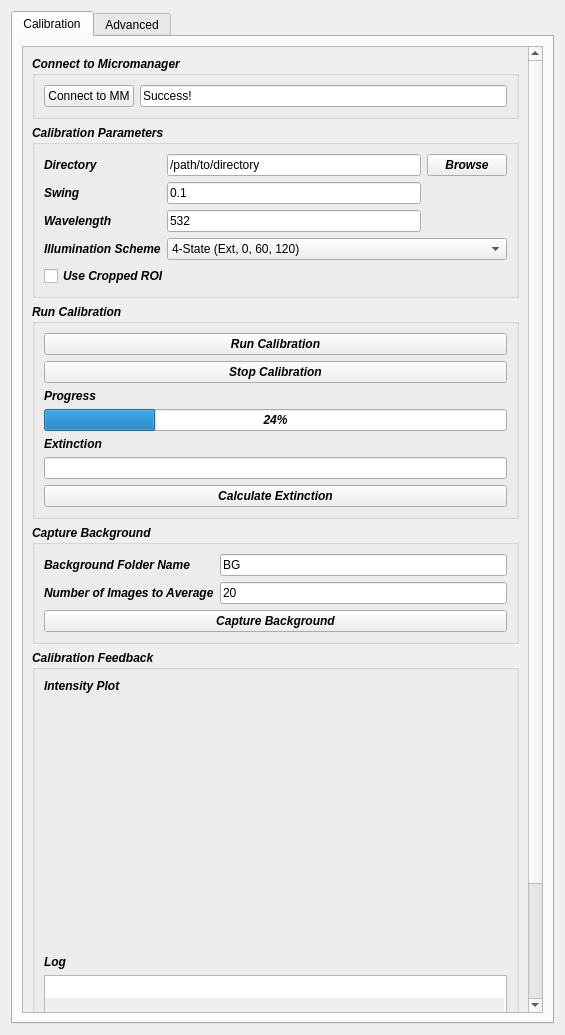
mehta-lab/waveorder, file recOrder/plugin/qtdesigner/recOrder_calibration_v5.ui: the form before one commit.
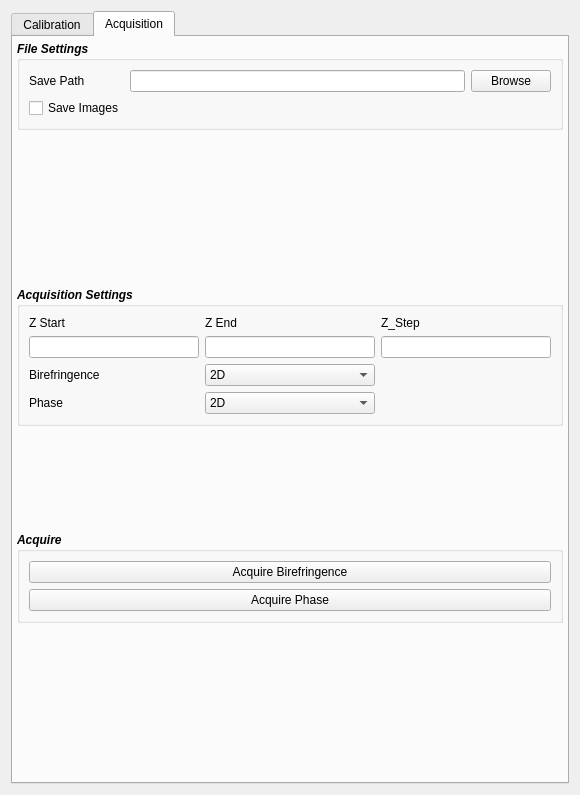
The form after the commit. The open tabs and pages were chosen to show the change. Custom widgets are drawn as their Qt base class.

Commit message: update gui, add acquisition tab

Diff of the .ui file:
```diff
--- a/recOrder/plugin/qtdesigner/recOrder_calibration_v5.ui
+++ b/recOrder/plugin/qtdesigner/recOrder_calibration_v5.ui
@@ -6,16 +6,56 @@
    <rect>
     <x>0</x>
     <y>0</y>
-    <width>565</width>
-    <height>1035</height>
+    <width>580</width>
+    <height>795</height>
    </rect>
   </property>
+  <property name="sizePolicy">
+   <sizepolicy hsizetype="Preferred" vsizetype="Preferred">
+    <horstretch>0</horstretch>
+    <verstretch>0</verstretch>
+   </sizepolicy>
+  </property>
+  <property name="minimumSize">
+   <size>
+    <width>0</width>
+    <height>0</height>
+   </size>
+  </property>
   <property name="windowTitle">
    <string>Form</string>
   </property>
+  <property name="layoutDirection">
+   <enum>Qt::LeftToRight</enum>
+  </property>
   <layout class="QGridLayout" name="gridLayout_4">
    <item row="0" column="0">
     <widget class="QTabWidget" name="tabWidget">
+     <property name="sizePolicy">
+      <sizepolicy hsizetype="Preferred" vsizetype="Preferred">
+       <horstretch>0</horstretch>
+       <verstretch>0</verstretch>
+      </sizepolicy>
+     </property>
+     <property name="minimumSize">
+      <size>
+       <width>0</width>
+       <height>0</height>
+      </size>
+     </property>
+     <property name="baseSize">
+      <size>
+       <width>0</width>
+       <height>0</height>
+      </size>
+     </property>
+     <property name="font">
+      <font>
+       <weight>50</weight>
+       <italic>false</italic>
+       <bold>false</bold>
+      </font>
+     </property>
      <property name="tabPosition">
       <enum>QTabWidget::North</enum>
      </property>
@@ -25,11 +65,47 @@
      <property name="elideMode">
       <enum>Qt::ElideRight</enum>
      </property>
-     <widget class="QWidget" name="tab">
+     <property name="usesScrollButtons">
+      <bool>false</bool>
+     </property>
+     <property name="tabsClosable">
+      <bool>false</bool>
+     </property>
+     <property name="movable">
+      <bool>false</bool>
+     </property>
+     <widget class="QWidget" name="Calibration">
+      <property name="sizePolicy">
+       <sizepolicy hsizetype="Preferred" vsizetype="Minimum">
+        <horstretch>0</horstretch>
+        <verstretch>0</verstretch>
+       </sizepolicy>
+      </property>
+      <property name="minimumSize">
+       <size>
+        <width>0</width>
+        <height>0</height>
+       </size>
+      </property>
       <attribute name="title">
        <string>Calibration</string>
       </attribute>
       <layout class="QGridLayout" name="gridLayout_5">
+       <property name="sizeConstraint">
+        <enum>QLayout::SetDefaultConstraint</enum>
+       </property>
+       <property name="leftMargin">
+        <number>4</number>
+       </property>
+       <property name="topMargin">
+        <number>4</number>
+       </property>
+       <property name="rightMargin">
+        <number>4</number>
+       </property>
+       <property name="bottomMargin">
+        <number>4</number>
+       </property>
        <item row="0" column="0">
         <widget class="QScrollArea" name="scrollArea">
          <property name="widgetResizable">
@@ -40,11 +116,215 @@
            <rect>
             <x>0</x>
             <y>0</y>
-            <width>493</width>
-            <height>1173</height>
+            <width>540</width>
+            <height>1041</height>
            </rect>
           </property>
           <layout class="QGridLayout" name="gridLayout">
+           <property name="leftMargin">
+            <number>4</number>
+           </property>
+           <property name="topMargin">
+            <number>4</number>
+           </property>
+           <property name="rightMargin">
+            <number>4</number>
+           </property>
+           <property name="bottomMargin">
+            <number>4</number>
+           </property>
+           <item row="6" column="0">
+            <widget class="QTabWidget" name="tabWidget_2">
+             <property name="sizePolicy">
+              <sizepolicy hsizetype="Minimum" vsizetype="Minimum">
+               <horstretch>0</horstretch>
+               <verstretch>0</verstretch>
+              </sizepolicy>
+             </property>
+             <property name="font">
+              <font>
+               <weight>50</weight>
+               <italic>false</italic>
+               <bold>false</bold>
+              </font>
+             </property>
+             <property name="currentIndex">
+              <number>0</number>
+             </property>
+             <widget class="QWidget" name="tab_plot">
+              <attribute name="title">
+               <string>Plot</string>
+              </attribute>
+              <layout class="QVBoxLayout" name="verticalLayout_4">
+               <item>
+                <widget class="QScrollArea" name="scrollArea_3">
+                 <property name="widgetResizable">
+                  <bool>true</bool>
+                 </property>
+                 <widget class="QWidget" name="scrollAreaWidgetContents_3">
+                  <property name="geometry">
+                   <rect>
+                    <x>0</x>
+                    <y>0</y>
+                    <width>500</width>
+                    <height>300</height>
+                   </rect>
+                  </property>
+                  <layout class="QVBoxLayout" name="verticalLayout_6">
+                   <item>
+                    <widget class="QLabel" name="label_inten_plot">
+                     <property name="text">
+                      <string>Intensity Plot</string>
+                     </property>
+                    </widget>
+                   </item>
+                   <item>
+                    <widget class="PlotWidget" name="plot_widget" native="true">
+                     <property name="minimumSize">
+                      <size>
+                       <width>0</width>
+                       <height>250</height>
+                      </size>
+                     </property>
+                    </widget>
+                   </item>
+                  </layout>
+                 </widget>
+                </widget>
+               </item>
+              </layout>
+             </widget>
+             <widget class="QWidget" name="tab_advanced">
+              <attribute name="title">
+               <string>Advanced</string>
+              </attribute>
+              <layout class="QVBoxLayout" name="verticalLayout_3">
+               <item>
+                <widget class="QScrollArea" name="scrollArea_2">
+                 <property name="sizePolicy">
+                  <sizepolicy hsizetype="Preferred" vsizetype="Preferred">
+                   <horstretch>0</horstretch>
+                   <verstretch>0</verstretch>
+                  </sizepolicy>
+                 </property>
+                 <property name="widgetResizable">
+                  <bool>true</bool>
+                 </property>
+                 <widget class="QWidget" name="scrollAreaWidgetContents_2">
+                  <property name="geometry">
+                   <rect>
+                    <x>0</x>
+                    <y>0</y>
+                    <width>500</width>
+                    <height>300</height>
+                   </rect>
+                  </property>
+                  <layout class="QVBoxLayout" name="verticalLayout_5">
+                   <item>
+                    <widget class="QLabel" name="label_loglevel">
+                     <property name="text">
+                      <string>Log Level</string>
+                     </property>
+                    </widget>
+                   </item>
+                   <item>
+                    <widget class="QComboBox" name="cb_loglevel">
+                     <property name="currentIndex">
+                      <number>0</number>
+                     </property>
+                     <property name="maxVisibleItems">
+                      <number>2</number>
+                     </property>
+                     <item>
+                      <property name="text">
+                       <string>Basic</string>
+                      </property>
+                     </item>
+                     <item>
+                      <property name="text">
+                       <string>Debug</string>
+                      </property>
+                     </item>
+                    </widget>
+                   </item>
+                   <item>
+                    <widget class="QLabel" name="label_log">
+                     <property name="text">
+                      <string>Log</string>
+                     </property>
+                    </widget>
+                   </item>
+                   <item>
+                    <widget class="QPlainTextEdit" name="te_log">
+                     <property name="minimumSize">
+                      <size>
+                       <width>0</width>
+                       <height>150</height>
+                      </size>
+                     </property>
+                     <property name="lineWidth">
+                      <number>1</number>
+                     </property>
+                     <property name="readOnly">
+                      <bool>true</bool>
+                     </property>
+                     <property name="backgroundVisible">
+                      <bool>true</bool>
+                     </property>
+                    </widget>
+                   </item>
+                  </layout>
+                 </widget>
+                </widget>
+               </item>
+              </layout>
+             </widget>
+            </widget>
+           </item>
+           <item row="0" column="0" rowspan="3">
+            <widget class="QGroupBox" name="connect_to_micromanager">
+             <property name="font">
+              <font>
+               <weight>75</weight>
+               <italic>true</italic>
+               <bold>true</bold>
+              </font>
+             </property>
+             <property name="title">
+              <string>Connect to Micromanager</string>
+             </property>
+             <layout class="QHBoxLayout" name="horizontalLayout">
+              <item>
+               <widget class="QPushButton" name="qbutton_mm_connect">
+                <property name="font">
+                 <font>
+                  <weight>50</weight>
+                  <italic>false</italic>
+                  <bold>false</bold>
+                 </font>
+                </property>
+                <property name="text">
+                 <string>Connect to MM</string>
+                </property>
+               </widget>
+              </item>
+              <item>
+               <widget class="QLineEdit" name="le_mm_status">
+                <property name="font">
+                 <font>
+                  <weight>50</weight>
+                  <italic>false</italic>
+                  <bold>false</bold>
+                 </font>
+                </property>
+                <property name="text">
+                 <string>Success!</string>
+                </property>
+               </widget>
+              </item>
+             </layout>
+            </widget>
+           </item>
            <item row="3" column="0">
             <widget class="QGroupBox" name="calib_params">
              <property name="font">
@@ -60,6 +340,13 @@
              <layout class="QGridLayout" name="gridLayout_2">
               <item row="0" column="0">
                <widget class="QLabel" name="label_dir">
+                <property name="font">
+                 <font>
+                  <weight>50</weight>
+                  <italic>false</italic>
+                  <bold>false</bold>
+                 </font>
+                </property>
                 <property name="text">
                  <string>Directory</string>
                 </property>
@@ -67,6 +354,13 @@
               </item>
               <item row="2" column="0">
                <widget class="QLabel" name="label_swing">
+                <property name="font">
+                 <font>
+                  <weight>50</weight>
+                  <italic>false</italic>
+                  <bold>false</bold>
+                 </font>
+                </property>
                 <property name="text">
                  <string>Swing</string>
                 </property>
@@ -74,6 +368,13 @@
               </item>
               <item row="3" column="0">
                <widget class="QLabel" name="label_wavelength">
+                <property name="font">
+                 <font>
+                  <weight>50</weight>
+                  <italic>false</italic>
+                  <bold>false</bold>
+                 </font>
+                </property>
                 <property name="text">
                  <string>Wavelength</string>
                 </property>
@@ -81,6 +382,13 @@
               </item>
               <item row="4" column="0">
                <widget class="QLabel" name="label_scheme">
+                <property name="font">
+                 <font>
+                  <weight>50</weight>
+                  <italic>false</italic>
+                  <bold>false</bold>
+                 </font>
+                </property>
                 <property name="text">
                  <string>Illumination Scheme</string>
                 </property>
@@ -88,6 +396,13 @@
               </item>
               <item row="5" column="0" colspan="2">
                <widget class="QCheckBox" name="chb_use_roi">
+                <property name="font">
+                 <font>
+                  <weight>50</weight>
+                  <italic>false</italic>
+                  <bold>false</bold>
+                 </font>
+                </property>
                 <property name="text">
                  <string>Use Cropped ROI</string>
                 </property>
@@ -123,6 +438,13 @@
               </item>
               <item row="0" column="2">
                <widget class="QPushButton" name="qbutton_browse">
+                <property name="font">
+                 <font>
+                  <weight>50</weight>
+                  <italic>false</italic>
+                  <bold>false</bold>
+                 </font>
+                </property>
                 <property name="autoFillBackground">
                  <bool>false</bool>
                 </property>
@@ -175,72 +497,13 @@
              </layout>
             </widget>
            </item>
-           <item row="6" column="0">
-            <widget class="QGroupBox" name="calib_feedback">
-             <property name="font">
-              <font>
-               <weight>75</weight>
-               <italic>true</italic>
-               <bold>true</bold>
-              </font>
-             </property>
-             <property name="title">
-              <string>Calibration Feedback</string>
-             </property>
-             <layout class="QVBoxLayout" name="verticalLayout">
-              <item>
-               <widget class="QLabel" name="label_inten_plot">
-                <property name="text">
-                 <string>Intensity Plot</string>
-                </property>
-               </widget>
-              </item>
-              <item>
-               <widget class="PlotWidget" name="plot_widget" native="true">
-                <property name="minimumSize">
-                 <size>
-                  <width>0</width>
-                  <height>250</height>
-                 </size>
-                </property>
-               </widget>
-              </item>
-              <item>
-               <widget class="QLabel" name="label_log">
-                <property name="text">
-                 <string>Log</string>
-                </property>
-               </widget>
-              </item>
-              <item>
-               <widget class="QPlainTextEdit" name="te_log">
-                <property name="minimumSize">
-                 <size>
-                  <width>0</width>
-                  <height>150</height>
-                 </size>
-                </property>
-                <property name="lineWidth">
-                 <number>1</number>
-                </property>
-                <property name="readOnly">
-                 <bool>true</bool>
-                </property>
-                <property name="backgroundVisible">
-                 <bool>true</bool>
-                </property>
-               </widget>
-              </item>
-             </layout>
-            </widget>
-           </item>
            <item row="4" column="0">
             <widget class="QGroupBox" name="run_calib">
              <property name="font">
               <font>
-               <weight>75</weight>
-               <italic>true</italic>
-               <bold>true</bold>
+               <weight>50</weight>
+               <italic>false</italic>
+               <bold>false</bold>
               </font>
              </property>
              <property name="title">
@@ -255,6 +518,13 @@
                   <verstretch>0</verstretch>
                  </sizepolicy>
                 </property>
+                <property name="font">
+                 <font>
+                  <weight>50</weight>
+                  <italic>false</italic>
+                  <bold>false</bold>
+                 </font>
+                </property>
                 <property name="text">
                  <string>Run Calibration</string>
                 </property>
@@ -263,15 +533,15 @@
                 </property>
                </widget>
               </item>
-              <item>
-               <widget class="QPushButton" name="qbutton_stop_calibrate">
-                <property name="text">
-                 <string>Stop Calibration</string>
-                </property>
-               </widget>
-              </item>
               <item>
                <widget class="QLabel" name="label_progress">
+                <property name="font">
+                 <font>
+                  <weight>50</weight>
+                  <italic>false</italic>
+                  <bold>false</bold>
+                 </font>
+                </property>
                 <property name="text">
                  <string>Progress</string>
                 </property>
@@ -280,12 +550,19 @@
               <item>
                <widget class="QProgressBar" name="progress_bar">
                 <property name="value">
-                 <number>24</number>
+                 <number>0</number>
                 </property>
                </widget>
               </item>
               <item>
                <widget class="QLabel" name="label_extinction">
+                <property name="font">
+                 <font>
+                  <weight>50</weight>
+                  <italic>false</italic>
+                  <bold>false</bold>
+                 </font>
+                </property>
                 <property name="text">
                  <string>Extinction</string>
                 </property>
@@ -306,6 +583,13 @@
               </item>
               <item>
                <widget class="QPushButton" name="qbutton_calc_extinction">
+                <property name="font">
+                 <font>
+                  <weight>50</weight>
+                  <italic>false</italic>
+                  <bold>false</bold>
+                 </font>
+                </property>
                 <property name="text">
                  <string>Calculate Extinction</string>
                 </property>
@@ -318,9 +602,9 @@
             <widget class="QGroupBox" name="capture_background">
              <property name="font">
               <font>
-               <weight>75</weight>
-               <italic>true</italic>
-               <bold>true</bold>
+               <weight>50</weight>
+               <italic>false</italic>
+               <bold>false</bold>
               </font>
              </property>
              <property name="title">
@@ -329,6 +613,13 @@
              <layout class="QGridLayout" name="gridLayout_3">
               <item row="0" column="0">
                <widget class="QLabel" name="label_bg_folder">
+                <property name="font">
+                 <font>
+                  <weight>50</weight>
+                  <italic>false</italic>
+                  <bold>false</bold>
+                 </font>
+                </property>
                 <property name="text">
                  <string>Background Folder Name</string>
                 </property>
@@ -336,6 +627,13 @@
               </item>
               <item row="2" column="0" colspan="2">
                <widget class="QPushButton" name="qbutton_capture_bg">
+                <property name="font">
+                 <font>
+                  <weight>50</weight>
+                  <italic>false</italic>
+                  <bold>false</bold>
+                 </font>
+                </property>
                 <property name="text">
                  <string>Capture Background</string>
                 </property>
@@ -371,6 +669,13 @@
               </item>
               <item row="1" column="0">
                <widget class="QLabel" name="label_n_avg">
+                <property name="font">
+                 <font>
+                  <weight>50</weight>
+                  <italic>false</italic>
+                  <bold>false</bold>
+                 </font>
+                </property>
                 <property name="text">
                  <string>Number of Images to Average</string>
                 </property>
@@ -429,10 +734,296 @@
        </item>
       </layout>
      </widget>
-     <widget class="QWidget" name="tab_2">
+     <widget class="QWidget" name="Acquisition">
+      <property name="sizePolicy">
+       <sizepolicy hsizetype="Preferred" vsizetype="Preferred">
+        <horstretch>0</horstretch>
+        <verstretch>0</verstretch>
+       </sizepolicy>
+      </property>
+      <property name="minimumSize">
+       <size>
+        <width>0</width>
+        <height>0</height>
+       </size>
+      </property>
+      <property name="maximumSize">
+       <size>
+        <width>16777215</width>
+        <height>16777215</height>
+       </size>
+      </property>
       <attribute name="title">
-       <string>Advanced</string>
+       <string>Acquisition</string>
       </attribute>
+      <layout class="QGridLayout" name="gridLayout_6">
+       <property name="sizeConstraint">
+        <enum>QLayout::SetDefaultConstraint</enum>
+       </property>
+       <property name="leftMargin">
+        <number>4</number>
+       </property>
+       <property name="topMargin">
+        <number>4</number>
+       </property>
+       <property name="rightMargin">
+        <number>4</number>
+       </property>
+       <property name="bottomMargin">
+        <number>4</number>
+       </property>
+       <property name="spacing">
+        <number>0</number>
+       </property>
+       <item row="1" column="0" alignment="Qt::AlignTop">
+        <widget class="QGroupBox" name="acq_settings">
+         <property name="font">
+          <font>
+           <weight>75</weight>
+           <italic>true</italic>
+           <bold>true</bold>
+          </font>
+         </property>
+         <property name="title">
+          <string>Acquisition Settings</string>
+         </property>
+         <layout class="QGridLayout" name="gridLayout_8">
+          <item row="0" column="1">
+           <widget class="QLabel" name="label_zend">
+            <property name="font">
+             <font>
+              <weight>50</weight>
+              <italic>false</italic>
+              <bold>false</bold>
+             </font>
+            </property>
+            <property name="text">
+             <string>Z End</string>
+            </property>
+           </widget>
+          </item>
+          <item row="1" column="0">
+           <widget class="QLineEdit" name="le_zstart"/>
+          </item>
+          <item row="2" column="1">
+           <widget class="QComboBox" name="cb_birefringence">
+            <property name="font">
+             <font>
+              <weight>50</weight>
+              <italic>false</italic>
+              <bold>false</bold>
+             </font>
+            </property>
+            <item>
+             <property name="text">
+              <string>2D</string>
+             </property>
+            </item>
+            <item>
+             <property name="text">
+              <string>3D</string>
+             </property>
+            </item>
+           </widget>
+          </item>
+          <item row="1" column="2">
+           <widget class="QLineEdit" name="le_zstep"/>
+          </item>
+          <item row="1" column="1">
+           <widget class="QLineEdit" name="le_zend"/>
+          </item>
+          <item row="0" column="2">
+           <widget class="QLabel" name="label_zstep">
+            <property name="font">
+             <font>
+              <weight>50</weight>
+              <italic>false</italic>
+              <bold>false</bold>
+             </font>
+            </property>
+            <property name="text">
+             <string>Z_Step</string>
+            </property>
+           </widget>
+          </item>
+          <item row="2" column="0">
+           <widget class="QLabel" name="label_birefringence">
+            <property name="font">
+             <font>
+              <weight>50</weight>
+              <italic>false</italic>
+              <bold>false</bold>
+             </font>
+            </property>
+            <property name="text">
+             <string>Birefringence</string>
+            </property>
+           </widget>
+          </item>
+          <item row="3" column="0">
+           <widget class="QLabel" name="label_phase">
+            <property name="font">
+             <font>
+              <weight>50</weight>
+              <italic>false</italic>
+              <bold>false</bold>
+             </font>
+            </property>
+            <property name="text">
+             <string>Phase</string>
+            </property>
+           </widget>
+          </item>
+          <item row="0" column="0">
+           <widget class="QLabel" name="label_zstart">
+            <property name="font">
+             <font>
+              <weight>50</weight>
+              <italic>false</italic>
+              <bold>false</bold>
+             </font>
+            </property>
+            <property name="text">
+             <string>Z Start</string>
+            </property>
+           </widget>
+          </item>
+          <item row="3" column="1">
+           <widget class="QComboBox" name="cb_phase">
+            <property name="font">
+             <font>
+              <weight>50</weight>
+              <italic>false</italic>
+              <bold>false</bold>
+             </font>
+            </property>
+            <item>
+             <property name="text">
+              <string>2D</string>
+             </property>
+            </item>
+            <item>
+             <property name="text">
+              <string>3D</string>
+             </property>
+            </item>
+           </widget>
+          </item>
+         </layout>
+        </widget>
+       </item>
+       <item row="0" column="0" alignment="Qt::AlignTop">
+        <widget class="QGroupBox" name="file_settings">
+         <property name="font">
+          <font>
+           <weight>75</weight>
+           <italic>true</italic>
+           <bold>true</bold>
+          </font>
+         </property>
+         <property name="title">
+          <string>File Settings</string>
+         </property>
+         <layout class="QGridLayout" name="gridLayout_7">
+          <item row="1" column="2">
+           <widget class="QPushButton" name="qbutton_browse_save_path">
+            <property name="font">
+             <font>
+              <weight>50</weight>
+              <italic>false</italic>
+              <bold>false</bold>
+             </font>
+            </property>
+            <property name="text">
+             <string>Browse</string>
+            </property>
+           </widget>
+          </item>
+          <item row="1" column="1">
+           <widget class="QLineEdit" name="le_save_path"/>
+          </item>
+          <item row="1" column="0">
+           <widget class="QLabel" name="label_save_path">
+            <property name="font">
+             <font>
+              <weight>50</weight>
+              <italic>false</italic>
+              <bold>false</bold>
+             </font>
+            </property>
+            <property name="text">
+             <string>Save Path</string>
+            </property>
+           </widget>
+          </item>
+          <item row="2" column="0">
+           <widget class="QCheckBox" name="chb_save_imgs">
+            <property name="font">
+             <font>
+              <weight>50</weight>
+              <italic>false</italic>
+              <bold>false</bold>
+             </font>
+            </property>
+            <property name="text">
+             <string>Save Images</string>
+            </property>
+           </widget>
+          </item>
+         </layout>
+        </widget>
+       </item>
+       <item row="2" column="0" alignment="Qt::AlignTop">
+        <widget class="QGroupBox" name="acquire">
+         <property name="sizePolicy">
+          <sizepolicy hsizetype="Preferred" vsizetype="Minimum">
+           <horstretch>0</horstretch>
+           <verstretch>0</verstretch>
+          </sizepolicy>
+         </property>
+         <property name="font">
+          <font>
+           <weight>75</weight>
+           <italic>true</italic>
+           <bold>true</bold>
+          </font>
+         </property>
+         <property name="title">
+          <string>Acquire</string>
+         </property>
+         <layout class="QVBoxLayout" name="verticalLayout">
+          <item>
+           <widget class="QPushButton" name="qbutton_acq_birefringence">
+            <property name="font">
+             <font>
+              <weight>50</weight>
+              <italic>false</italic>
+              <bold>false</bold>
+             </font>
+            </property>
+            <property name="text">
+             <string>Acquire Birefringence</string>
+            </property>
+           </widget>
+          </item>
+          <item>
+           <widget class="QPushButton" name="qbutton_acq_phase">
+            <property name="font">
+             <font>
+              <weight>50</weight>
+              <italic>false</italic>
+              <bold>false</bold>
+             </font>
+            </property>
+            <property name="text">
+             <string>Acquire Phase</string>
+            </property>
+           </widget>
+          </item>
+         </layout>
+        </widget>
+       </item>
+      </layout>
      </widget>
     </widget>
    </item>
```
Left out of the diff: 64 changed lines with no effect on the pictures. The commit also changes 4 other files.
